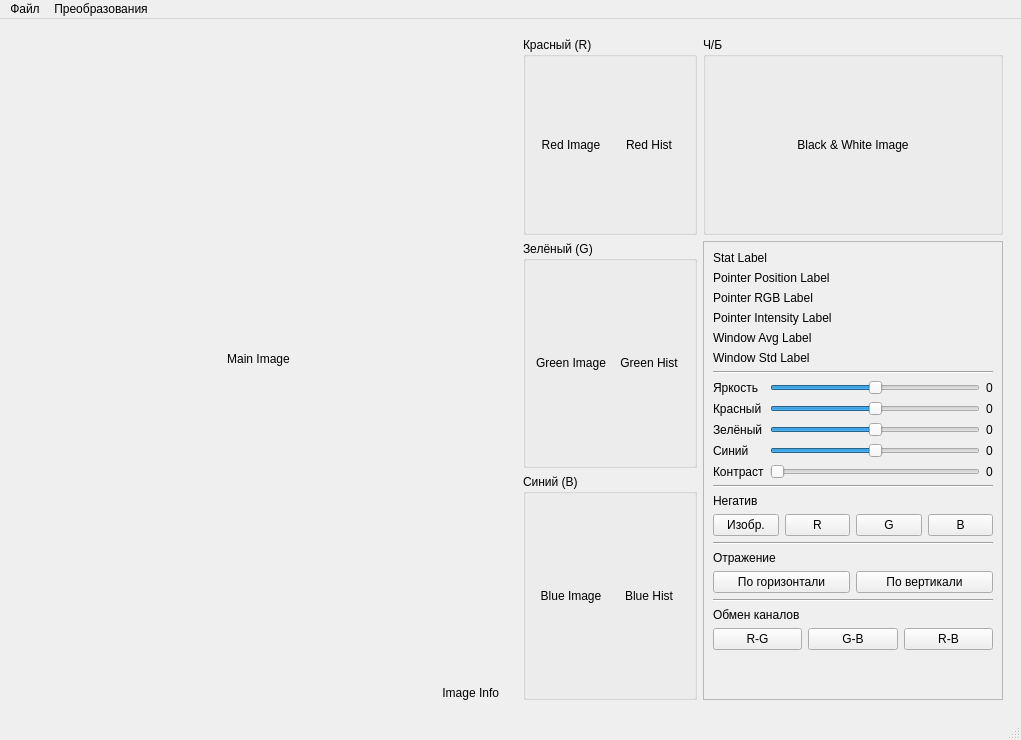
Before: the Qt Designer form main.ui in aleksarki/paint.ru, drawn with Qt 5.
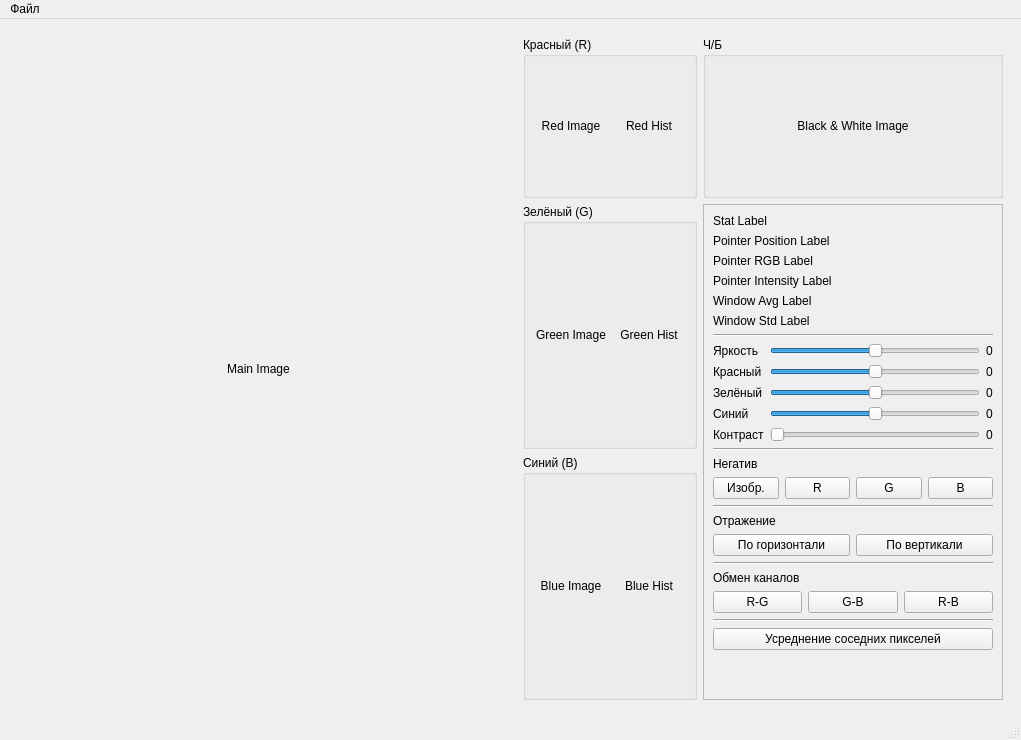
After: the same form once the commit is applied. Custom widgets are drawn as their Qt base class.

```diff
--- a/main.ui
+++ b/main.ui
@@ -17,7 +17,7 @@
    <layout class="QHBoxLayout" name="horizontalLayout" stretch="2,2">
     <item>
      <widget class="QWidget" name="widget" native="true">
-      <layout class="QVBoxLayout" name="verticalLayout" stretch="1,0">
+      <layout class="QVBoxLayout" name="verticalLayout" stretch="1">
        <item>
         <widget class="ImageLabel" name="mainImageLabel">
          <property name="text">
@@ -28,16 +28,6 @@
          </property>
         </widget>
        </item>
-       <item>
-        <widget class="QLabel" name="imageInfoLabel">
-         <property name="text">
-          <string>Image Info</string>
-         </property>
-         <property name="alignment">
-          <set>Qt::AlignRight|Qt::AlignTrailing|Qt::AlignVCenter</set>
-         </property>
-        </widget>
-       </item>
       </layout>
      </widget>
     </item>
@@ -631,6 +621,20 @@
             </layout>
            </widget>
           </item>
+          <item>
+           <widget class="Line" name="line_13">
+            <property name="orientation">
+             <enum>Qt::Horizontal</enum>
+            </property>
+           </widget>
+          </item>
+          <item>
+           <widget class="QPushButton" name="neighbourAverageButton">
+            <property name="text">
+             <string>Усреднение соседних пикселей</string>
+            </property>
+           </widget>
+          </item>
           <item>
            <spacer name="verticalSpacer">
             <property name="orientation">
@@ -670,13 +674,7 @@
     <addaction name="separator"/>
     <addaction name="exitApplicationAction"/>
    </widget>
-   <widget class="QMenu" name="transformMenu">
-    <property name="title">
-     <string>Преобразования</string>
-    </property>
-   </widget>
    <addaction name="fileMenu"/>
-   <addaction name="transformMenu"/>
   </widget>
   <widget class="QStatusBar" name="statusbar"/>
   <action name="loadImageAction">
```
Left out of the diff: 116 changed lines with no effect on the pictures.
